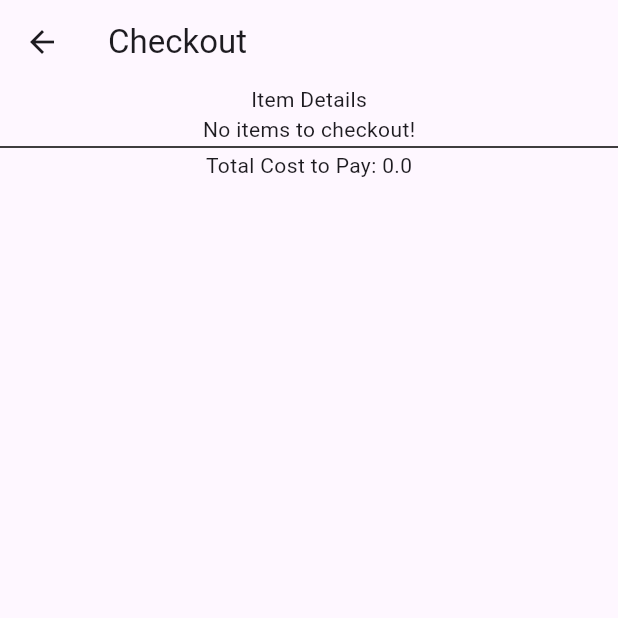
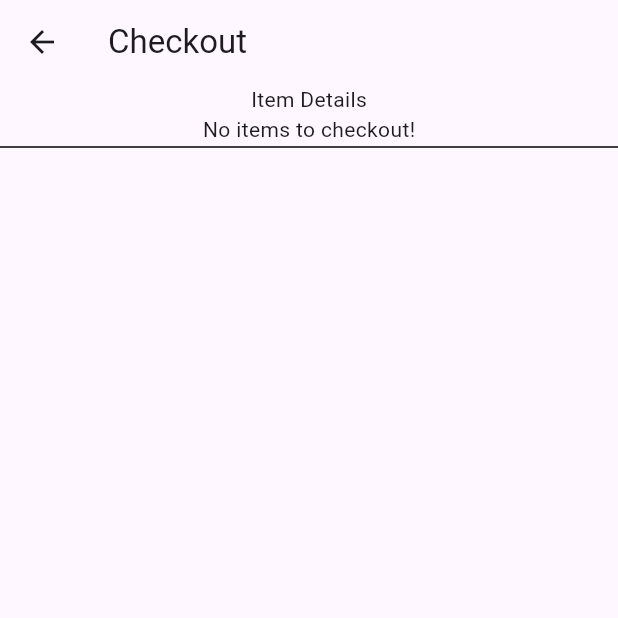
Before and after one commit to kyleBSCS/CMSC23-EXER6, a Flutter app: the MyCheckout screen opened by its route, on a phone screen of 412 x 824 dp, the top half of it. Run offline on Flutter 3.47's test engine with Material 3 defaults, Android fonts, the phone set to English and light mode, and no system bars.

Commit message:
feat: final touches (removed text when cart is empty)

```diff
--- a/lib/screen/MyCheckout.dart
+++ b/lib/screen/MyCheckout.dart
@@ -46,7 +46,9 @@ class MyCheckout extends StatelessWidget {
 
   Widget computeCost() {
     return Consumer<ShoppingCart>(builder: (context, cart, child) {
-      return Text("Total Cost to Pay: ${cart.cartTotal}");
+      return cart.cartTotal == 0
+          ? Text("")
+          : Text("Total Cost to Pay: ${cart.cartTotal}");
     });
   }
 
```
